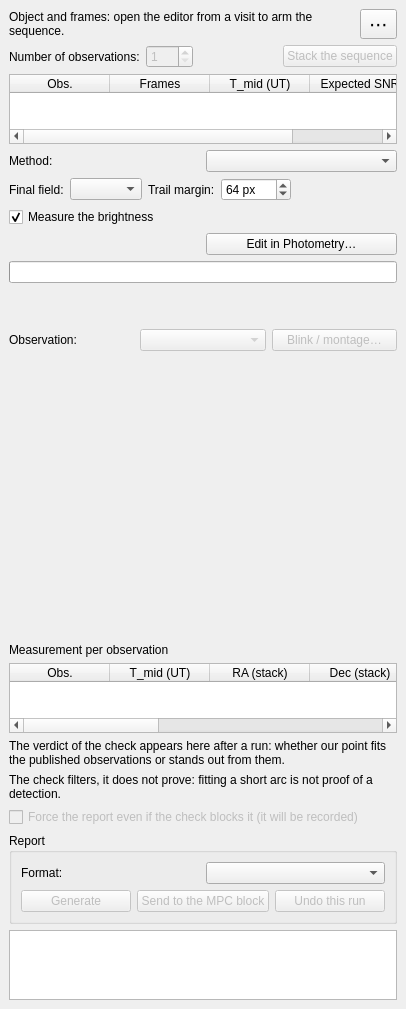
The window that nightscribe/gui/ui/ufe_trackstack_tab.ui (irydeo/nightscribe) describes before a commit, drawn with Qt 5.
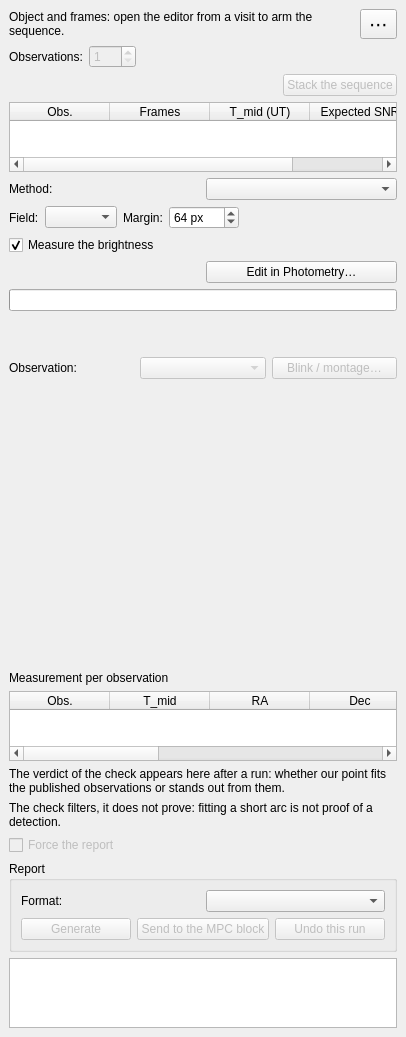
The same window after the commit.

Commit message: fix(astrometry): the column fits its 380 px panel, and the empty boxes are gone

The edit to the form file:
```diff
--- a/nightscribe/gui/ui/ufe_trackstack_tab.ui
+++ b/nightscribe/gui/ui/ufe_trackstack_tab.ui
@@ -45,7 +45,7 @@
     <layout class="QHBoxLayout" name="row_nobs">
      <item>
       <widget class="QLabel" name="lbl_nobs">
-       <property name="text"><string>Number of observations:</string></property>
+       <property name="text"><string>Observations:</string></property>
       </widget>
      </item>
      <item>
@@ -72,6 +72,16 @@
        <property name="sizeHint" stdset="0"><size><width>40</width><height>20</height></size></property>
       </spacer>
      </item>
+    </layout>
+   </item>
+   <item>
+    <layout class="QHBoxLayout" name="row_run">
+     <item>
+      <spacer name="hsp_run">
+       <property name="orientation"><enum>Qt::Horizontal</enum></property>
+       <property name="sizeHint" stdset="0"><size><width>40</width><height>20</height></size></property>
+      </spacer>
+     </item>
      <item>
       <widget class="QPushButton" name="btn_stack">
        <property name="enabled"><bool>false</bool></property>
@@ -131,7 +141,7 @@
       <item>
        <layout class="QHBoxLayout" name="row_field">
         <item>
-         <widget class="QLabel" name="lbl_final_field"><property name="text"><string>Final field:</string></property></widget>
+         <widget class="QLabel" name="lbl_final_field"><property name="text"><string>Field:</string></property></widget>
         </item>
         <item>
          <widget class="QComboBox" name="cmb_final_size">
@@ -141,7 +151,7 @@
          </widget>
         </item>
         <item>
-         <widget class="QLabel" name="lbl_margin"><property name="text"><string>Trail margin:</string></property></widget>
+         <widget class="QLabel" name="lbl_margin"><property name="text"><string>Margin:</string></property></widget>
         </item>
         <item>
          <widget class="QSpinBox" name="spn_margin">
@@ -278,13 +288,13 @@
     <widget class="QTableWidget" name="tbl_points">
      <property name="maximumSize"><size><width>16777215</width><height>150</height></size></property>
      <column><property name="text"><string>Obs.</string></property></column>
-     <column><property name="text"><string>T_mid (UT)</string></property></column>
-     <column><property name="text"><string>RA (stack)</string></property></column>
-     <column><property name="text"><string>Dec (stack)</string></property></column>
-     <column><property name="text"><string>Δ (″)</string></property></column>
+     <column><property name="text"><string>T_mid</string></property></column>
+     <column><property name="text"><string>RA</string></property></column>
+     <column><property name="text"><string>Dec</string></property></column>
+     <column><property name="text"><string>Δ″</string></property></column>
      <column><property name="text"><string>SNR</string></property></column>
      <column><property name="text"><string>Mag</string></property></column>
-     <column><property name="text"><string>Warnings</string></property></column>
+     <column><property name="text"><string>!</string></property></column>
     </widget>
    </item>
    <item>
@@ -309,7 +319,7 @@
       <item>
        <widget class="QCheckBox" name="chk_force">
         <property name="enabled"><bool>false</bool></property>
-        <property name="text"><string>Force the report even if the check blocks it (it will be recorded)</string></property>
+        <property name="text"><string>Force the report</string></property>
         <property name="toolTip">
          <string>An outlier blocks the report by default; forcing it leaves the decision on record</string>
         </property>
```
Left out of the diff: 4 changed lines with no effect on the pictures. The commit also changes 6 other files.
